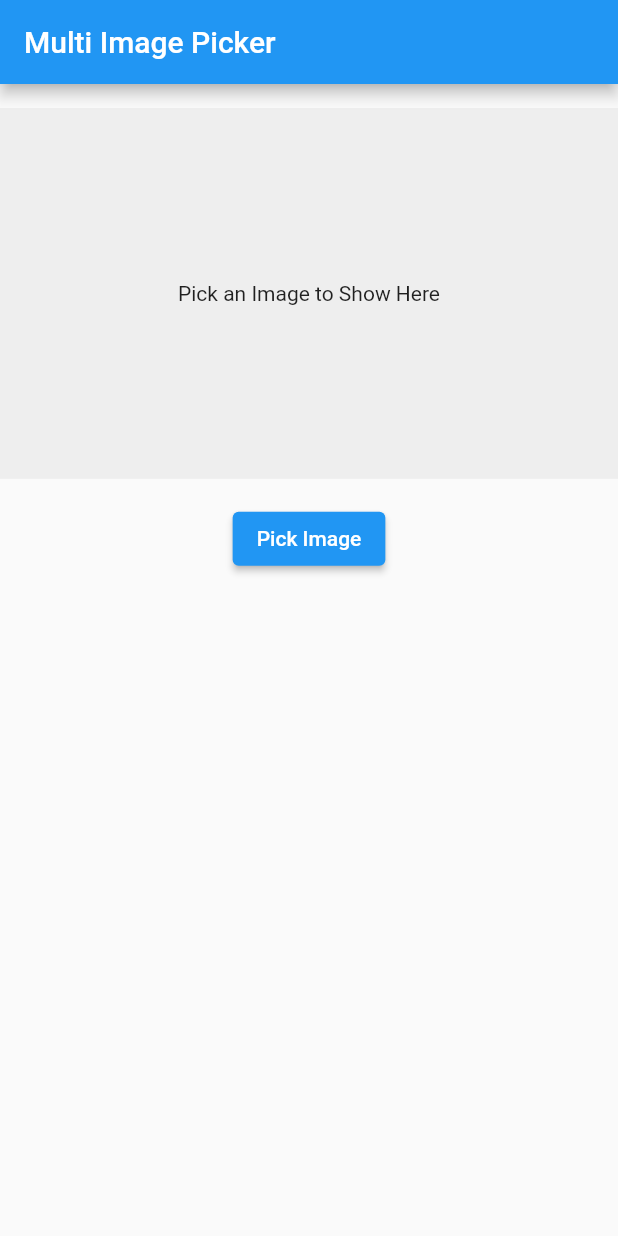
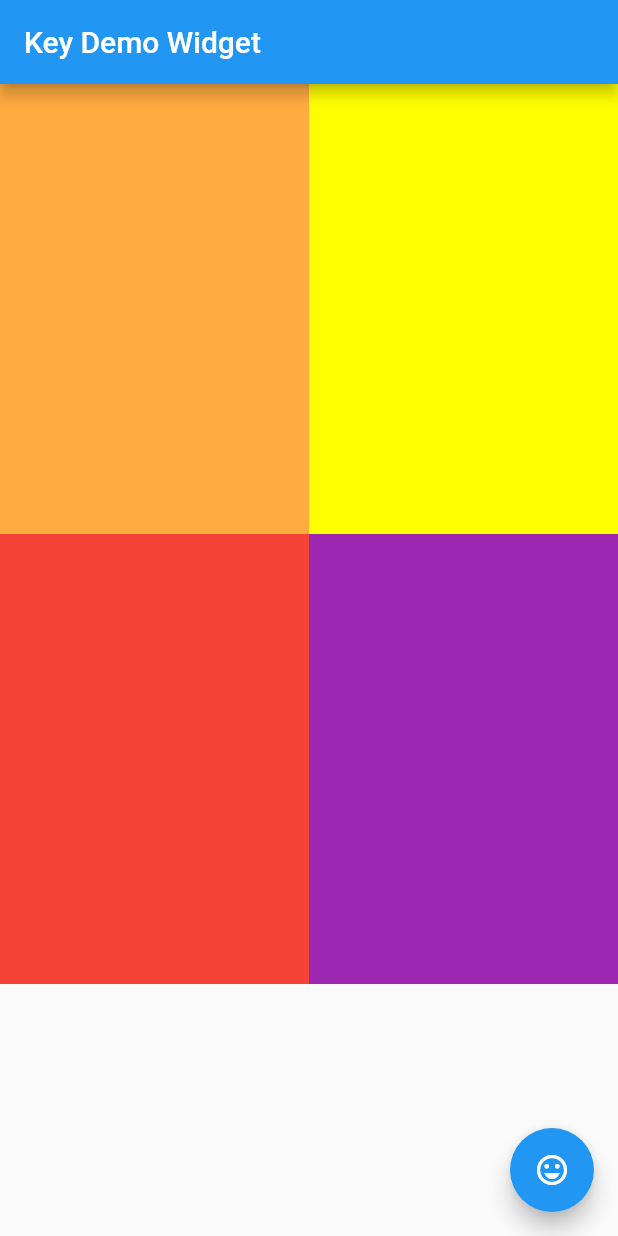
Before and after one commit to Mujjafar-Momin/widgets_example, a Flutter app: the screen it shows after launch, on a phone screen of 412 x 824 dp. Run offline on Flutter 3.47's test engine with Material 2 defaults, Android fonts, the phone set to English and light mode, and no system bars; our stand-ins replace image_picker.

Commit message:
Inherited_Widgets/Keys

```diff
--- a/lib/imagePicker/image_picker.dart
+++ b/lib/all.demo/imagePicker/image_picker.dart
@@ -50,6 +50,10 @@ class _ImagePickerWidgetState extends State<ImagePickerWidget> {
                   setState(() {
                     files != photos;
                   });
+                  print('images picked');
+                  for(int i=0;i<files!.length;i++){
+                    print(files![i].path);
+                  }
                 },
                 child: const Text('Pick Image'),
               )
--- /dev/null
+++ b/lib/all.demo/inheritedWidget/data.dart
@@ -0,0 +1,19 @@
+abstract class DataBase{
+
+  String nameMethod();
+  String phoneMethod();
+}
+
+class Data implements DataBase{
+  @override
+  String nameMethod() {
+    String name ="Hello Developer";
+    return name;
+  }
+
+  @override
+  String phoneMethod() {
+    String phone="+91 900XXXXXXX";
+    return phone;
+  }
+}
--- /dev/null
+++ b/lib/all.demo/inheritedWidget/inherited_widget.dart
@@ -0,0 +1,21 @@
+
+import 'package:flutter/cupertino.dart';
+import 'package:stream_demo_project/all.demo/inheritedWidget/data.dart';
+
+class Inherit extends InheritedWidget{
+
+  @override
+  final Widget child;
+  final DataBase database;
+
+  const Inherit({super.key, required this.child, required this.database}) : super(child: child);
+
+  @override
+  bool updateShouldNotify(covariant InheritedWidget oldWidget) {
+    return true;
+  }
+  static Inherit? of(BuildContext context){
+  Inherit? inherit=context.dependOnInheritedWidgetOfExactType();
+  return inherit;
+  }
+}
--- /dev/null
+++ b/lib/all.demo/keysDemo/KeyDemoWidget.dart
@@ -0,0 +1,48 @@
+import 'package:flutter/material.dart';
+import 'package:stream_demo_project/all.demo/keysDemo/StatefulColorTile.dart';
+
+class KeyDemoWidget extends StatefulWidget {
+  const KeyDemoWidget({Key? key}) : super(key: key);
+
+  @override
+  State<KeyDemoWidget> createState() => _KeyDemoWidgetState();
+}
+
+class _KeyDemoWidgetState extends State<KeyDemoWidget> {
+  List<Widget> tiles= [
+    StatefulColorTile(tileColor: Colors.orangeAccent,key:UniqueKey()),
+    StatefulColorTile(tileColor: Colors.yellowAccent,key:UniqueKey()),
+    StatefulColorTile(tileColor: Colors.red,key:UniqueKey()),
+    StatefulColorTile(tileColor: Colors.purple,key:UniqueKey()),
+  ];
+  @override
+  void initState() {
+    super.initState();
+  }
+  @override
+  Widget build(BuildContext context) {
+    return Scaffold(
+      appBar: AppBar(title: const Text('Key Demo Widget'),),
+      body: Column(
+        children: [
+          Row(
+            children: [tiles[0],tiles[1]]
+          ),
+          Row(
+              children: [tiles[2],tiles[3]]
+          ),
+        ],
+      ),
+      floatingActionButton: FloatingActionButton(onPressed: ()=>swapTile(),
+                              child: const Icon(Icons.sentiment_very_satisfied,),
+    ));
+  }
+
+  swapTile() {
+    setState(() {
+      tiles.insert(0,tiles.removeAt(1));
+      tiles.insert(1,tiles.removeAt(2));
+      tiles.insert(2,tiles.removeAt(3));
+    });
+  }
+}
--- /dev/null
+++ b/lib/all.demo/keysDemo/StatefulColorTile.dart
@@ -0,0 +1,20 @@
+import 'package:flutter/material.dart';
+
+class StatefulColorTile extends StatefulWidget {
+  const StatefulColorTile({Key? key, required this.tileColor}) : super(key: key);
+  final Color tileColor;
+
+  @override
+  State<StatefulColorTile> createState() => _StatefulColorTileState();
+}
+
+class _StatefulColorTileState extends State<StatefulColorTile> {
+  @override
+  Widget build(BuildContext context) {
+    return Container(
+      width: MediaQuery.of(context).size.width*.5,
+      height: 300,
+      color: widget.tileColor,
+    );
+  }
+}
--- a/lib/imagePicker/multi_image_picker.dart
+++ /dev/null
@@ -1,62 +0,0 @@
-import 'dart:io';
-
-import 'package:flutter/material.dart';
-import 'package:image_picker/image_picker.dart';
-
-class MultiImagePicker extends StatefulWidget {
-  const MultiImagePicker({Key? key}) : super(key: key);
-
-  @override
-  State<MultiImagePicker> createState() => _MultiImagePickerState();
-}
-
-class _MultiImagePickerState extends State<MultiImagePicker> {
-  List<XFile>? files;
-  ImagePicker _picker1 = ImagePicker();
-
-  @override
-  Widget build(BuildContext context) {
-    return Scaffold(
-      appBar: AppBar(
-        title: const Text('Multi Image Picker'),
-      ),
-      body: Column(
-          children: [
-      Padding(
-      padding: const EdgeInsets.symmetric(vertical: 16),
-      child: Container(
-        height: MediaQuery
-            .of(context)
-            .size
-            .height * 0.3,
-        width: MediaQuery
-            .of(context)
-            .size
-            .width,
-        color: Colors.grey.shade200,
-        child: const Center(
-          child:
-          Text('Pick an Image to Show Here'),),
-      ),
-    ),
-
-    ElevatedButton(
-    onPressed: () async {
-    final List<XFile>? photos = await _picker1.pickMultiImage();
-    setState(() {
-    files != photos;
-    });
-    print('images picked');
-      for(int i=0;i<files!.length;i++){
-        print(files![i].path);
-      }
-    },
-    child: const Text('Pick Image'),
-    )
-    ]
-    ,
-    )
-    ,
-    );
-  }
-}
--- a/lib/main.dart
+++ b/lib/main.dart
@@ -1,9 +1,8 @@
-
 import 'package:flutter/material.dart';
-import 'package:stream_demo_project/all.demo/streams/broadcast_stream.dart';
-import 'package:stream_demo_project/all.demo/streams/single_stream.dart';
-import 'package:stream_demo_project/imagePicker/image_picker.dart';
-import 'package:stream_demo_project/imagePicker/multi_image_picker.dart';
+import 'package:stream_demo_project/all.demo/inheritedWidget/data.dart';
+import 'package:stream_demo_project/all.demo/inheritedWidget/home.dart';
+import 'package:stream_demo_project/all.demo/inheritedWidget/inherited_widget.dart';
+import 'package:stream_demo_project/all.demo/keysDemo/KeyDemoWidget.dart';
 
 void main() {
   runApp(const MyApp());
@@ -14,9 +13,13 @@ class MyApp extends StatelessWidget {
 
   @override
   Widget build(BuildContext context) {
-    return const MaterialApp(
-      debugShowCheckedModeBanner: false,
-      home: MultiImagePicker(),
+    return Inherit(
+      database: Data(),
+      child: MaterialApp(
+        debugShowCheckedModeBanner: false,
+        theme:ThemeData(primaryColor: Colors.tealAccent),
+        home:const KeyDemoWidget() ,
+      ),
     );
   }
 }
```
Also changed, not shown: lib/all.demo/imagePicker/multi_image_picker.dart (added, +62 -0 lines), lib/all.demo/inheritedWidget/home.dart (added, +23 -0 lines).
